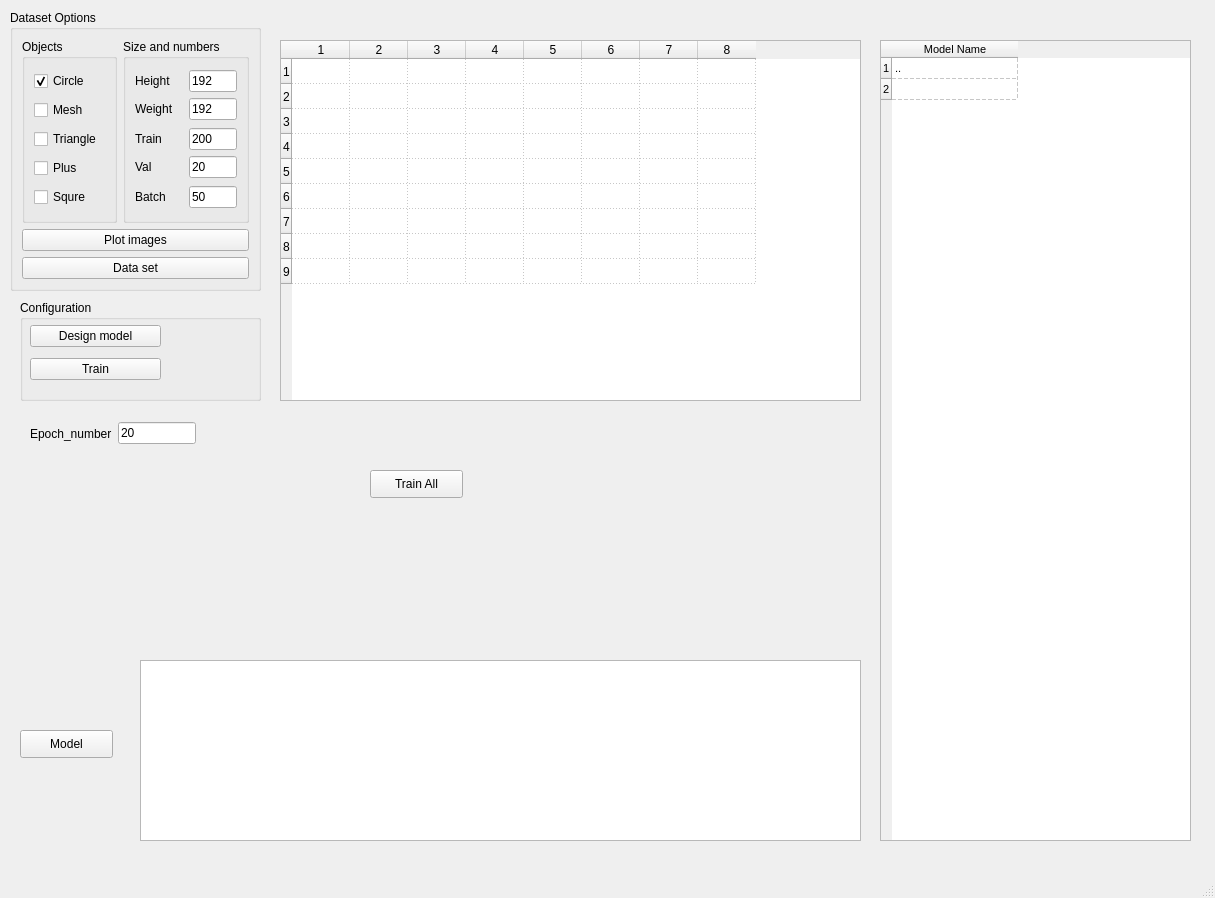
Qt form main_ui.ui (Alibhji/Paper_2_PyQT_Pytorch) before a commit.
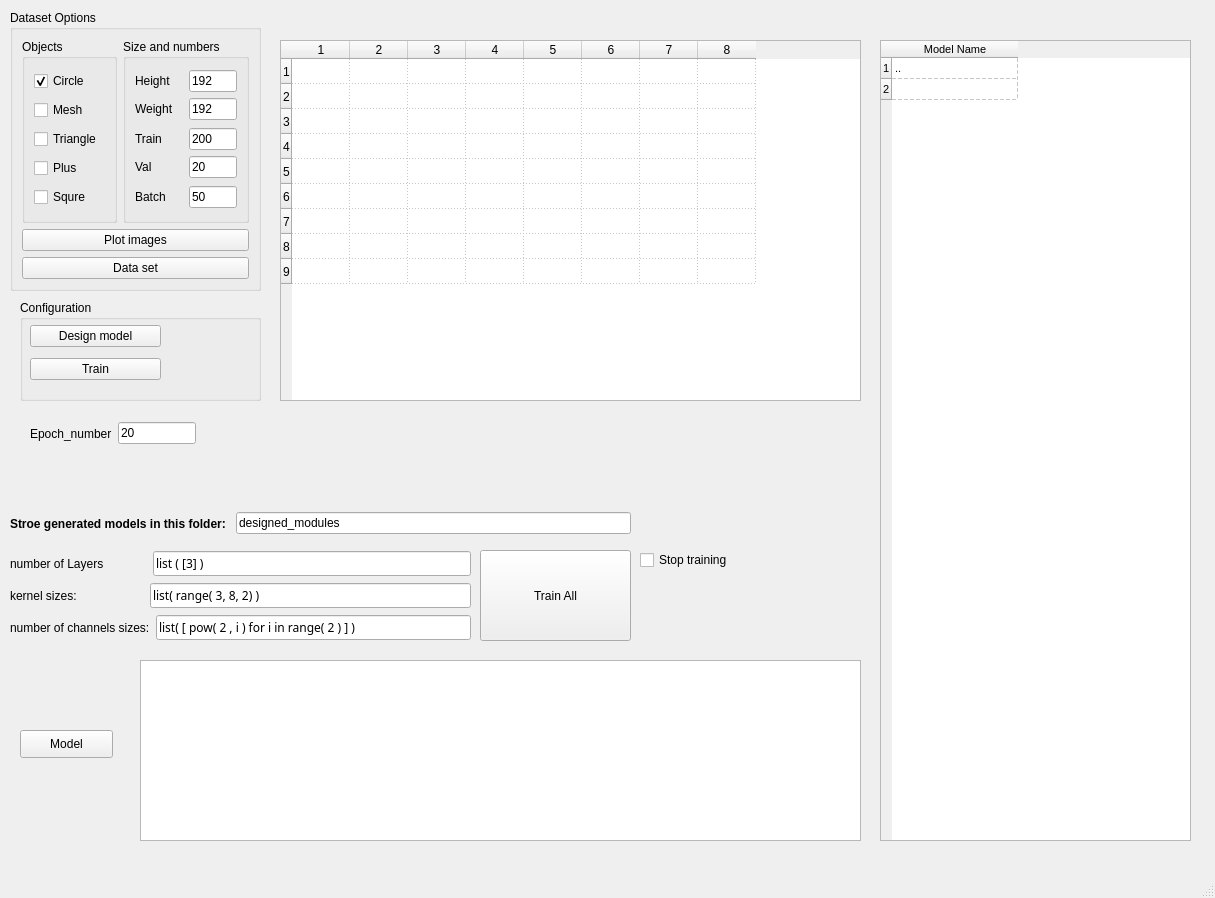
The same form after that commit.

```diff
--- a/main_ui.ui
+++ b/main_ui.ui
@@ -468,16 +468,196 @@
    <widget class="QPushButton" name="btn_train_allmodels">
     <property name="geometry">
      <rect>
-      <x>370</x>
-      <y>470</y>
-      <width>93</width>
-      <height>28</height>
+      <x>480</x>
+      <y>550</y>
+      <width>151</width>
+      <height>91</height>
      </rect>
     </property>
     <property name="text">
      <string>Train All</string>
     </property>
    </widget>
+   <widget class="QWidget" name="layoutWidget">
+    <property name="geometry">
+     <rect>
+      <x>10</x>
+      <y>550</y>
+      <width>461</width>
+      <height>94</height>
+     </rect>
+    </property>
+    <layout class="QVBoxLayout" name="verticalLayout_6">
+     <item>
+      <layout class="QHBoxLayout" name="horizontalLayout_9">
+       <property name="sizeConstraint">
+        <enum>QLayout::SetDefaultConstraint</enum>
+       </property>
+       <item>
+        <widget class="QLabel" name="lbl_models_layers">
+         <property name="sizePolicy">
+          <sizepolicy hsizetype="Maximum" vsizetype="Preferred">
+           <horstretch>0</horstretch>
+           <verstretch>0</verstretch>
+          </sizepolicy>
+         </property>
+         <property name="text">
+          <string>number of Layers             </string>
+         </property>
+        </widget>
+       </item>
+       <item>
+        <widget class="QLineEdit" name="in_models_layers">
+         <property name="sizePolicy">
+          <sizepolicy hsizetype="Preferred" vsizetype="Fixed">
+           <horstretch>0</horstretch>
+           <verstretch>0</verstretch>
+          </sizepolicy>
+         </property>
+         <property name="font">
+          <font>
+           <family>Arial Rounded MT Bold</family>
+           <weight>50</weight>
+           <bold>false</bold>
+          </font>
+         </property>
+         <property name="text">
+          <string>list ( [3] )</string>
+         </property>
+        </widget>
+       </item>
+      </layout>
+     </item>
+     <item>
+      <layout class="QHBoxLayout" name="horizontalLayout_7">
+       <property name="sizeConstraint">
+        <enum>QLayout::SetDefaultConstraint</enum>
+       </property>
+       <item>
+        <widget class="QLabel" name="lbl_models_kernels">
+         <property name="sizePolicy">
+          <sizepolicy hsizetype="Maximum" vsizetype="Preferred">
+           <horstretch>0</horstretch>
+           <verstretch>0</verstretch>
+          </sizepolicy>
+         </property>
+         <property name="text">
+          <string>kernel sizes:                    </string>
+         </property>
+        </widget>
+       </item>
+       <item>
+        <widget class="QLineEdit" name="in_models_kernels">
+         <property name="sizePolicy">
+          <sizepolicy hsizetype="Ignored" vsizetype="Fixed">
+           <horstretch>0</horstretch>
+           <verstretch>0</verstretch>
+          </sizepolicy>
+         </property>
+         <property name="font">
+          <font>
+           <family>Arial Rounded MT Bold</family>
+           <weight>50</weight>
+           <bold>false</bold>
+          </font>
+         </property>
+         <property name="text">
+          <string>list( range( 3, 8, 2) )</string>
+         </property>
+        </widget>
+       </item>
+      </layout>
+     </item>
+     <item>
+      <layout class="QHBoxLayout" name="horizontalLayout_8">
+       <property name="sizeConstraint">
+        <enum>QLayout::SetDefaultConstraint</enum>
+       </property>
+       <item>
+        <widget class="QLabel" name="lbl_models_channels">
+         <property name="sizePolicy">
+          <sizepolicy hsizetype="Maximum" vsizetype="Preferred">
+           <horstretch>0</horstretch>
+           <verstretch>0</verstretch>
+          </sizepolicy>
+         </property>
+         <property name="text">
+          <string>number of channels sizes:</string>
+         </property>
+        </widget>
+       </item>
+       <item>
+        <widget class="QLineEdit" name="in_models_channels">
+         <property name="sizePolicy">
+          <sizepolicy hsizetype="Ignored" vsizetype="Fixed">
+           <horstretch>0</horstretch>
+           <verstretch>0</verstretch>
+          </sizepolicy>
+         </property>
+         <property name="font">
+          <font>
+           <family>Arial Rounded MT Bold</family>
+           <weight>50</weight>
+           <bold>false</bold>
+          </font>
+         </property>
+         <property name="text">
+          <string>list( [ pow( 2 , i ) for i in range( 2 ) ] )</string>
+         </property>
+        </widget>
+       </item>
+      </layout>
+     </item>
+    </layout>
+   </widget>
+   <widget class="QCheckBox" name="chkbox_stop_training">
+    <property name="geometry">
+     <rect>
+      <x>640</x>
+      <y>550</y>
+      <width>111</width>
+      <height>20</height>
+     </rect>
+    </property>
+    <property name="text">
+     <string>Stop training</string>
+    </property>
+   </widget>
+   <widget class="QWidget" name="layoutWidget_4">
+    <property name="geometry">
+     <rect>
+      <x>10</x>
+      <y>510</y>
+      <width>621</width>
+      <height>27</height>
+     </rect>
+    </property>
+    <layout class="QHBoxLayout" name="horizontalLayout_10">
+     <property name="sizeConstraint">
+      <enum>QLayout::SetDefaultConstraint</enum>
+     </property>
+     <item>
+      <widget class="QLabel" name="lbl_model_save_dir">
+       <property name="font">
+        <font>
+         <weight>75</weight>
+         <bold>true</bold>
+        </font>
+       </property>
+       <property name="text">
+        <string>Stroe generated models in this folder: </string>
+       </property>
+      </widget>
+     </item>
+     <item>
+      <widget class="QLineEdit" name="in_model_save_dir">
+       <property name="text">
+        <string>designed_modules</string>
+       </property>
+      </widget>
+     </item>
+    </layout>
+   </widget>
   </widget>
   <widget class="QMenuBar" name="menubar">
    <property name="geometry">
```
